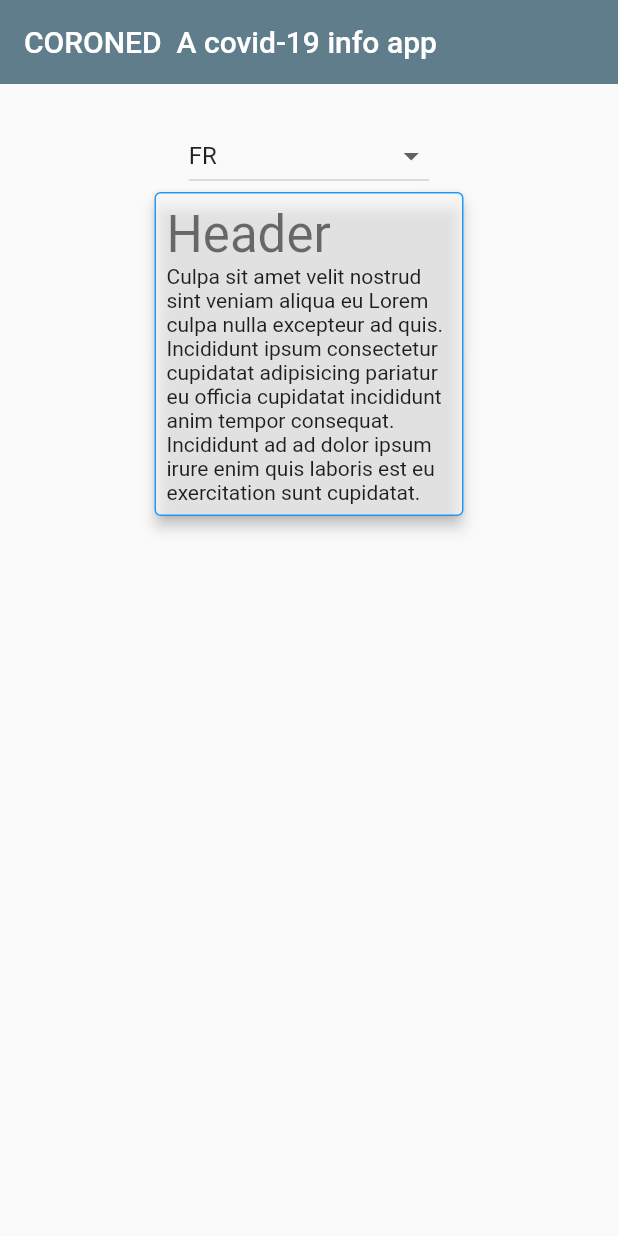
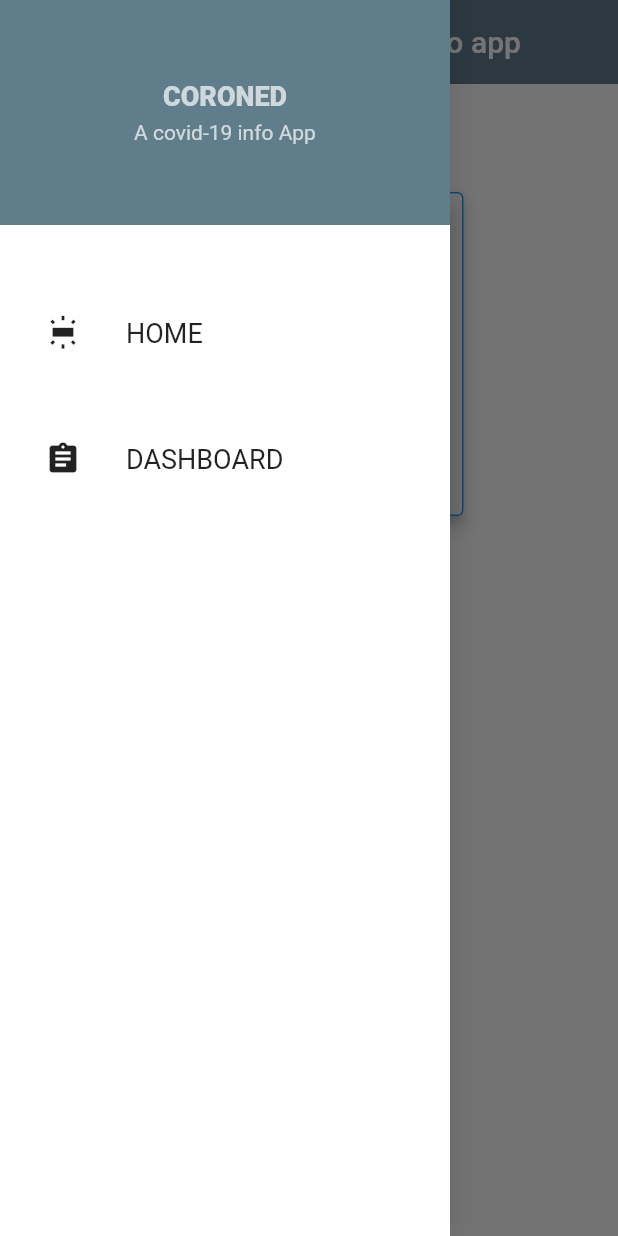
Before and after one commit to RcDevRIL/cesi_covid_19_tracker, a Flutter app: the screen it shows after launch, with the side drawer open (before the commit the screen has no drawer), on a phone screen of 412 x 824 dp. Run offline on Flutter 3.47's test engine with Material 2 defaults, Android fonts, the phone set to English and light mode, and no system bars; our stand-ins replace provider_architecture, responsive_builder.

Commit message:
[Navigation] begin to implement navigation (work on #8) :rocket:

```diff
--- /dev/null
+++ b/lib/dashboard.dart
@@ -0,0 +1,17 @@
+import 'package:cesi_covid_19_tracker/ui/widgets/navigation_drawer/navigation_drawer.dart';
+import 'package:flutter/material.dart';
+
+class DashBoard extends StatelessWidget {
+  @override
+  Widget build(BuildContext context) {
+    return Scaffold(
+      drawer: NavigationDrawer(),
+      appBar: AppBar(
+        title: Text(
+          'CORONED\t\tA covid-19 info app',
+        ),
+        backgroundColor: Colors.blueGrey,
+      ),
+    );
+  }
+}
--- /dev/null
+++ b/lib/data/models/navbar_item_model.dart
@@ -0,0 +1,13 @@
+import 'package:flutter/widgets.dart';
+
+class NavBarItemModel {
+  final String title;
+  final String navigationPath;
+  final IconData iconData;
+
+  NavBarItemModel({
+    this.title,
+    this.navigationPath,
+    this.iconData,
+  });
+}
--- /dev/null
+++ b/lib/home_page.dart
@@ -0,0 +1,115 @@
+import 'package:flutter/material.dart';
+
+import 'package:cesi_covid_19_tracker/ui/widgets/navigation_drawer/navigation_drawer.dart';
+
+class MyHomePage extends StatefulWidget {
+  final String title;
+
+  MyHomePage({
+    Key key,
+    this.title = 'CORONED\t\tA covid-19 info app',
+  }) : super(key: key);
+  @override
+  _MyHomePageState createState() => _MyHomePageState();
+}
+
+class _MyHomePageState extends State<MyHomePage> {
+  String _dropDownValue;
+
+  @override
+  void initState() {
+    super.initState();
+    _dropDownValue = 'FR';
+  }
+
+  @override
+  Widget build(BuildContext context) {
+    List<String> countries = ['FR', 'US', 'UK'];
+    List<Widget> children = [
+      SizedBox(
+        height: 24.0,
+      ),
+    ];
+    children.add(
+      Center(
+        child: DropdownButton(
+          key: Key('Country List'),
+          onChanged: (value) {
+            setState(() {
+              _dropDownValue = value;
+            });
+          },
+          hint: Text('Choisissez un pays'),
+          elevation: 2,
+          isExpanded: false,
+          value: _dropDownValue,
+          items: countries
+              .map((e) => DropdownMenuItem(
+                    child: Text('$e'),
+                    value: e,
+                  ))
+              .toList(),
+        ),
+      ),
+    );
+    children.add(
+      Card(
+        margin: EdgeInsets.symmetric(
+          horizontal: MediaQuery.of(context).size.width / 4,
+        ),
+        elevation: 4.0,
+        borderOnForeground: true,
+        color: Colors.white60,
+        shape: RoundedRectangleBorder(
+          borderRadius: BorderRadius.circular(4.0),
+          side: BorderSide(
+            width: 1.0,
+            style: BorderStyle.solid,
+            color: Colors.blue,
+          ),
+        ),
+        child: Padding(
+          padding: const EdgeInsets.all(8.0),
+          child: Column(
+            crossAxisAlignment: CrossAxisAlignment.start,
+            children: <Widget>[
+              Text(
+                'Header',
+                style: Theme.of(context).textTheme.headline4,
+              ),
+              Text(
+                'Culpa sit amet velit nostrud sint veniam aliqua eu Lorem culpa nulla excepteur ad quis. Incididunt ipsum consectetur cupidatat adipisicing pariatur eu officia cupidatat incididunt anim tempor consequat. Incididunt ad ad dolor ipsum irure enim quis laboris est eu exercitation sunt cupidatat.',
+                style: Theme.of(context).textTheme.bodyText2,
+              ),
+            ],
+          ),
+        ),
+      ),
+    );
+    children.add(
+      SizedBox(
+        height: 24.0,
+      ),
+    );
+    return Scaffold(
+      primary: true,
+      drawer: NavigationDrawer(),
+      body: CustomScrollView(
+        physics: const BouncingScrollPhysics(),
+        primary: true,
+        shrinkWrap: true,
+        slivers: <Widget>[
+          SliverAppBar(
+            title: Text(widget.title),
+            backgroundColor: Colors.blueGrey,
+          ),
+          SliverList(
+            delegate: SliverChildListDelegate(
+              children,
+            ),
+          ),
+        ],
+      ),
+    );
+  }
+}
--- a/lib/main.dart
+++ b/lib/main.dart
@@ -1,4 +1,7 @@
+import 'package:cesi_covid_19_tracker/home_page.dart';
 import 'package:flutter/material.dart';
+
+import 'dashboard.dart';
 
 void main() {
   runApp(MyApp());
@@ -12,116 +15,10 @@ class MyApp extends StatelessWidget {
       theme: ThemeData(
         primarySwatch: Colors.blue,
       ),
-      home: MyHomePage(title: 'CORONED\t\tA covid-19 info app'),
+      routes: {
+        '/': (context) => MyHomePage(),
+        '/dashboard': (context) => DashBoard(),
+      },
     );
   }
 }
-
-class MyHomePage extends StatefulWidget {
-  MyHomePage({Key key, this.title}) : super(key: key);
-
-  final String title;
-
-  @override
-  _MyHomePageState createState() => _MyHomePageState();
-}
-
-class _MyHomePageState extends State<MyHomePage> {
-  String _dropDownValue;
-
-  @override
-  void initState() {
-    super.initState();
-    _dropDownValue = 'FR';
-  }
-
-  @override
-  Widget build(BuildContext context) {
-    List<String> countries = ['FR', 'US', 'UK'];
-    List<Widget> children = [
-      SizedBox(
-        height: 24.0,
-      ),
-    ];
-    children.add(
-      Center(
-        child: DropdownButton(
-          key: Key('Country List'),
-          onChanged: (value) {
-            setState(() {
-              _dropDownValue = value;
-            });
-          },
-          hint: Text('Choisissez un pays'),
-          elevation: 2,
-          isExpanded: false,
-          value: _dropDownValue,
-          items: countries
-              .map((e) => DropdownMenuItem(
-                    child: Text('$e'),
-                    value: e,
-                  ))
-              .toList(),
-        ),
-      ),
-    );
-    children.add(
-      Card(
-        margin: EdgeInsets.symmetric(
-          horizontal: MediaQuery.of(context).size.width / 4,
-        ),
-        elevation: 4.0,
-        borderOnForeground: true,
-        color: Colors.white60,
-        shape: RoundedRectangleBorder(
-          borderRadius: BorderRadius.circular(4.0),
-          side: BorderSide(
-            width: 1.0,
-            style: BorderStyle.solid,
-            color: Colors.blue,
-          ),
-        ),
-        child: Padding(
-          padding: const EdgeInsets.all(8.0),
-          child: Column(
-            crossAxisAlignment: CrossAxisAlignment.start,
-            children: <Widget>[
-              Text(
-                'Header',
-                style: Theme.of(context).textTheme.headline4,
-              ),
-              Text(
-                'Culpa sit amet velit nostrud sint veniam aliqua eu Lorem culpa nulla excepteur ad quis. Incididunt ipsum consectetur cupidatat adipisicing pariatur eu officia cupidatat incididunt anim tempor consequat. Incididunt ad ad dolor ipsum irure enim quis laboris est eu exercitation sunt cupidatat.',
-                style: Theme.of(context).textTheme.bodyText2,
-              ),
-            ],
-          ),
-        ),
-      ),
-    );
-    children.add(
-      SizedBox(
-        height: 24.0,
-      ),
-    );
-    return Scaffold(
-      primary: true,
-      body: CustomScrollView(
-        physics: const BouncingScrollPhysics(),
-        primary: true,
-        shrinkWrap: true,
-        slivers: <Widget>[
-          SliverAppBar(
-            title: Text(widget.title),
-            backgroundColor: Colors.blueGrey,
-          ),
-          SliverList(
-            delegate: SliverChildListDelegate(
-              children,
-            ),
-          ),
-        ],
-      ),
-    );
-  }
-}
--- /dev/null
+++ b/lib/ui/widgets/navbar_item/navbar_item.dart
@@ -0,0 +1,34 @@
+import 'package:cesi_covid_19_tracker/ui/widgets/navbar_item/navbar_item_mobile.dart';
+import 'package:flutter/material.dart';
+
+import 'package:cesi_covid_19_tracker/data/models/navbar_item_model.dart';
+import 'package:provider/provider.dart';
+import 'package:responsive_builder/responsive_builder.dart';
+
+class NavBarItem extends StatelessWidget {
+  final String title;
+  final String navigationPath;
+  final IconData icon;
+  const NavBarItem(this.title, this.navigationPath, {this.icon});
+
+  @override
+  Widget build(BuildContext context) {
+    var model = NavBarItemModel(
+      title: title,
+      navigationPath: navigationPath,
+      iconData: icon,
+    );
+    return GestureDetector(
+      onTap: () {
+        Navigator.of(context).pushNamed(navigationPath);
+      },
+      child: Provider.value(
+        value: model,
+        child: ScreenTypeLayout(
+          tablet: NavBarItemMobile(),
+          mobile: NavBarItemMobile(),
+        ),
+      ),
+    );
+  }
+}
--- /dev/null
+++ b/lib/ui/widgets/navbar_item/navbar_item_desktop.dart
@@ -0,0 +1,15 @@
+import 'package:flutter/material.dart';
+
+import 'package:provider_architecture/provider_widget.dart';
+
+import 'package:cesi_covid_19_tracker/data/models/navbar_item_model.dart';
+
+class NavBarItemTabletDesktop extends ProviderWidget<NavBarItemModel> {
+  @override
+  Widget build(BuildContext context, NavBarItemModel model) {
+    return Text(
+      model.title,
+      style: TextStyle(fontSize: 18),
+    );
+  }
+}
--- /dev/null
+++ b/lib/ui/widgets/navbar_item/navbar_item_mobile.dart
@@ -0,0 +1,26 @@
+import 'package:flutter/material.dart';
+
+import 'package:provider_architecture/provider_widget.dart';
+
+import 'package:cesi_covid_19_tracker/data/models/navbar_item_model.dart';
+
+class NavBarItemMobile extends ProviderWidget<NavBarItemModel> {
+  @override
+  Widget build(BuildContext context, NavBarItemModel model) {
+    return Padding(
+      padding: const EdgeInsets.only(left: 30, top: 60),
+      child: Row(
+        children: <Widget>[
+          Icon(model.iconData),
+          SizedBox(
+            width: 30,
+          ),
+          Text(
+            model.title,
+            style: TextStyle(fontSize: 18),
+          )
+        ],
+      ),
+    );
+  }
+}
--- /dev/null
+++ b/lib/ui/widgets/navigation_drawer/navigation_drawer.dart
@@ -0,0 +1,35 @@
+import 'package:cesi_covid_19_tracker/ui/widgets/navbar_item/navbar_item.dart';
+import 'package:cesi_covid_19_tracker/ui/widgets/navigation_drawer/navigation_drawer_header.dart';
+import 'package:flutter/material.dart';
+
+class NavigationDrawer extends StatelessWidget {
+  const NavigationDrawer({Key key}) : super(key: key);
+
+  @override
+  Widget build(BuildContext context) {
+    return Container(
+      width: 300,
+      decoration: BoxDecoration(
+        color: Colors.white,
+        boxShadow: [
+          BoxShadow(color: Colors.black12, blurRadius: 16),
+        ],
+      ),
+      child: Column(
+        children: <Widget>[
+          NavigationDrawerHeader(),
+          NavBarItem(
+            'HOME',
+            '/',
+            icon: Icons.wb_iridescent,
+          ),
+          NavBarItem(
+            'DASHBOARD',
+            '/dashboard',
+            icon: Icons.assignment,
+          ),
+        ],
+      ),
+    );
+  }
+}
--- /dev/null
+++ b/lib/ui/widgets/navigation_drawer/navigation_drawer_header.dart
@@ -0,0 +1,36 @@
+import 'package:flutter/material.dart';
+
+class NavigationDrawerHeader extends StatelessWidget {
+  const NavigationDrawerHeader({Key key}) : super(key: key);
+
+  @override
+  Widget build(BuildContext context) {
+    return Container(
+      height: 150,
+      color: Colors.blueGrey,
+      alignment: Alignment.center,
+      child: Column(
+        mainAxisSize: MainAxisSize.min,
+        children: <Widget>[
+          Text(
+            'CORONED',
+            style: TextStyle(
+              fontSize: 18,
+              fontWeight: FontWeight.w800,
+              color: Colors.white70,
+            ),
+          ),
+          SizedBox(
+            height: 6.0,
+          ),
+          Text(
+            'A covid-19 info App',
+            style: TextStyle(
+              color: Colors.white70,
+            ),
+          )
+        ],
+      ),
+    );
+  }
+}
--- a/pubspec.yaml
+++ b/pubspec.yaml
@@ -13,6 +13,9 @@ dependencies:
   get_it: ^3.1.0
   json_serializable: ^3.2.5
   http: ^0.12.0+4
+  provider_architecture:
+  provider: ^3.1.0
+  responsive_builder: ^0.1.4
 
 dev_dependencies:
   flutter_test:
```
